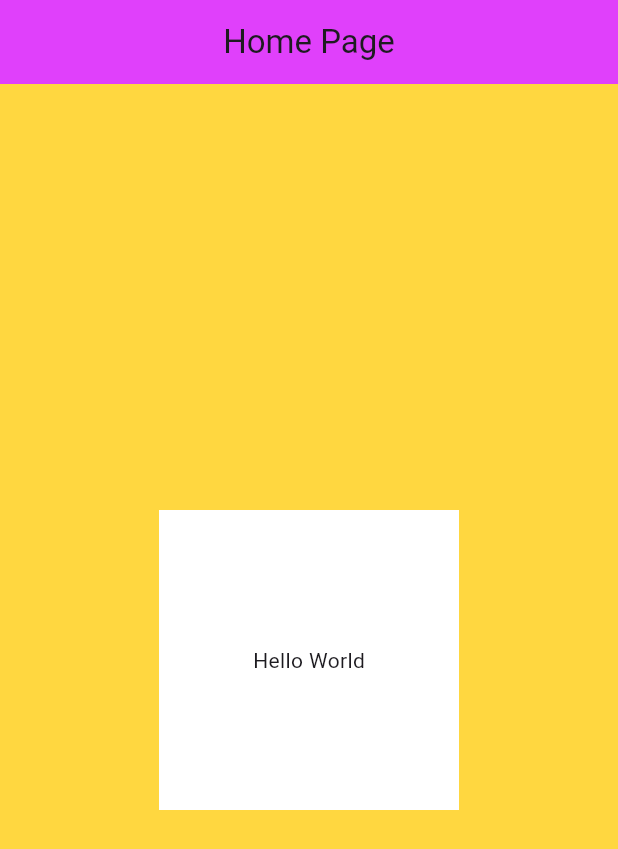
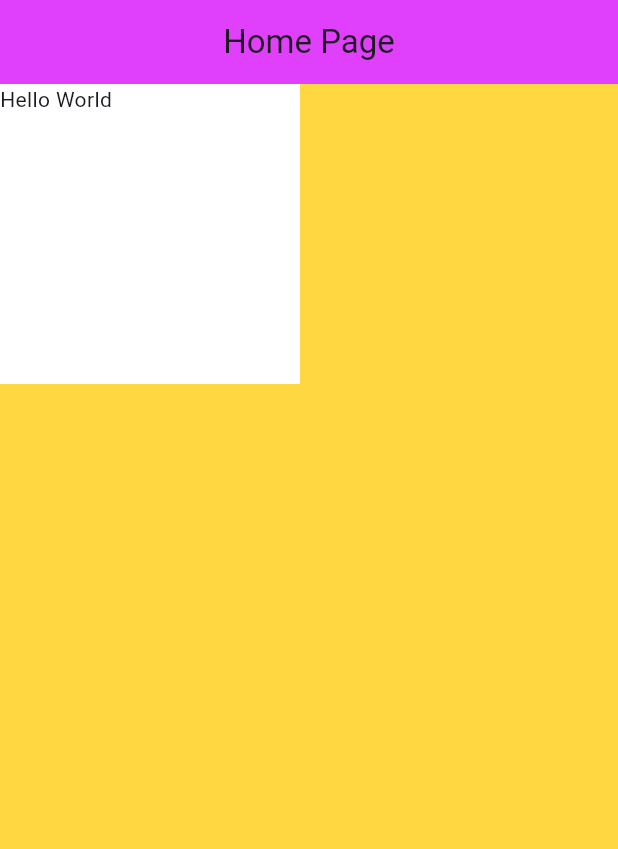
Before and after one commit to hannaRahim/myapp2, a Flutter app: the screen it shows after launch, on a phone screen of 412 x 824 dp. Shown: the top 849 px of the screen. Run offline on Flutter 3.47's test engine with Material 3 defaults, Android fonts, the phone set to English and light mode, and no system bars.

Commit message:
container 2

```diff
--- a/lib/main.dart
+++ b/lib/main.dart
@@ -25,16 +25,11 @@ class MyHomePage extends StatelessWidget {
             title: Text("Home Page"),
             centerTitle: true,
           ),
-          body: Center(
-            child:
-            Container(
+          body:Container(
                 width: 200,
                 height: 200,
                 color: Colors.white,
-              child: Center(
                 child: Text('Hello World'),
-              ),
-            )
               ),
     );
   }
```
Lines whose indentation alone changed are shown as unchanged.
